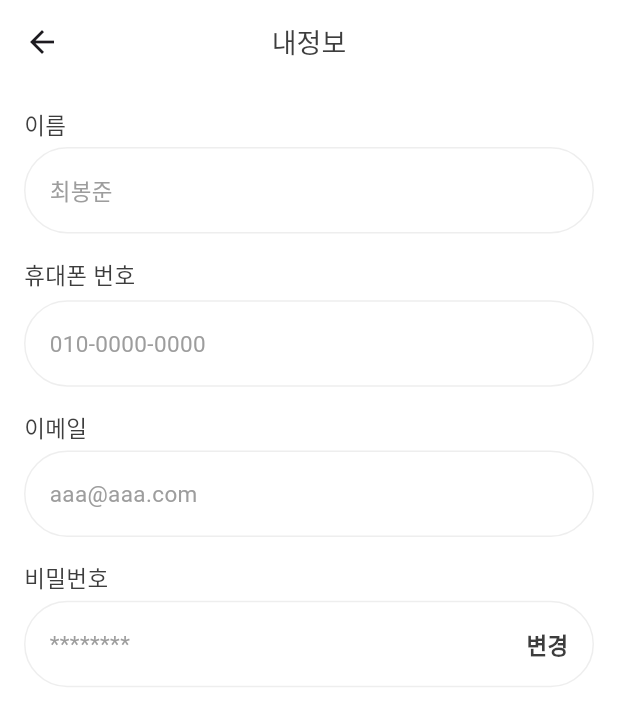
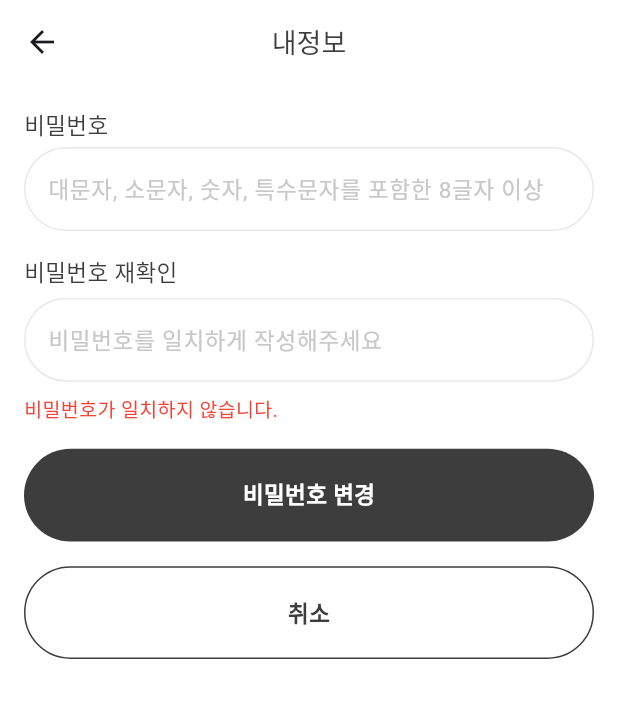
Before and after one commit to GodBongJune/Town-publish, a Flutter app: the MyInfoChangePage screen opened directly, after a tap on "변경", on a phone screen of 412 x 824 dp. Shown: the top 726 px of the screen. Run offline on Flutter 3.47's test engine with Material 3 defaults, Android fonts, the light colour scheme and no system bars; our stand-ins replace animated_splash_screen, flutter_svg, logger.

Commit message:
내정보-비밀번호 수정 페이지 완료

```diff
--- a/lib/pages/my_info_change/my_info_change_widgets/my_info_change_body.dart
+++ b/lib/pages/my_info_change/my_info_change_widgets/my_info_change_body.dart
@@ -1,6 +1,7 @@
 import 'package:flutter/material.dart';
 import 'package:town/core/constant/color.dart';
 import 'package:town/core/constant/size.dart';
+import 'package:town/pages/my_info_change/my_info_change_widgets/my_info_change_password.dart';
 import 'package:town/utils/custom_util.dart';
 
 class MyInfoChangeBody extends StatelessWidget {
@@ -150,7 +151,13 @@ class MyInfoChangeBody extends StatelessWidget {
                         ),
                         Spacer(),
                         InkWell(
-                          onTap: () {},
+                          onTap: () {
+                            Navigator.of(context).push(
+                              MaterialPageRoute(
+                                builder: (context) => MyInfoChangePassword(),
+                              ),
+                            );
+                          },
                           child: Text(
                             "변경",
                             style: TextStyle(
--- /dev/null
+++ b/lib/pages/my_info_change/my_info_change_widgets/my_info_change_password.dart
@@ -0,0 +1,92 @@
+import 'package:flutter/material.dart';
+import 'package:town/core/constant/color.dart';
+import 'package:town/core/constant/size.dart';
+import 'package:town/utils/custom_util.dart';
+
+class MyInfoChangePassword extends StatelessWidget {
+  const MyInfoChangePassword({super.key});
+
+  @override
+  Widget build(BuildContext context) {
+    return Scaffold(
+      appBar: AppBar(
+        title: Text("내정보"),
+      ),
+      body: Padding(
+        padding: const EdgeInsets.all(16.0),
+        child: ListView(
+          children: [
+            //비밀번호
+            Column(
+              crossAxisAlignment: CrossAxisAlignment.start,
+              children: [
+                Text(
+                  "비밀번호",
+                  style: TextStyle(
+                    color: k3DColor,
+                    fontSize: size15,
+                  ),
+                ),
+                SizedBox(height: 5),
+                customTextFormField(
+                  context: context,
+                  hintText: "대문자, 소문자, 숫자, 특수문자를 포함한 8글자 이상",
+                  obscureText: true,
+                ),
+              ],
+            ),
+            SizedBox(height: MediaQuery.of(context).size.height * 0.02),
+            //비밀번호 재입력
+            Column(
+              crossAxisAlignment: CrossAxisAlignment.start,
+              children: [
+                Text(
+                  "비밀번호 재확인",
+                  style: TextStyle(
+                    color: k3DColor,
+                    fontSize: size15,
+                  ),
+                ),
+                SizedBox(height: 5),
+                customTextFormField(
+                  context: context,
+                  hintText: "비밀번호를 일치하게 작성해주세요",
+                  obscureText: true,
+                ),
+              ],
+            ),
+            SizedBox(height: MediaQuery.of(context).size.height * 0.01),
+            Text(
+              "비밀번호가 일치하지 않습니다.",
+              style: TextStyle(
+                color: Colors.red,
+                fontSize: size13,
+              ),
+            ),
+            SizedBox(height: MediaQuery.of(context).size.height * 0.02),
+            basicButton(
+              context: context,
+              onTap: () {
+                Navigator.of(context).pop();
+                customSnackbar(context, "비밀번호 변경이 완료되었습니다.");
+              },
+              buttonColor: k3DColor,
+              textColor: Colors.white,
+              text: "비밀번호 변경",
+            ),
+            SizedBox(height: MediaQuery.of(context).size.height * 0.02),
+            basicButton(
+              context: context,
+              onTap: () {
+                Navigator.of(context).pop();
+              },
+              buttonColor: Colors.white,
+              textColor: k3DColor,
+              text: "취소",
+            ),
+          ],
+        ),
+      ),
+    );
+  }
+}
```
